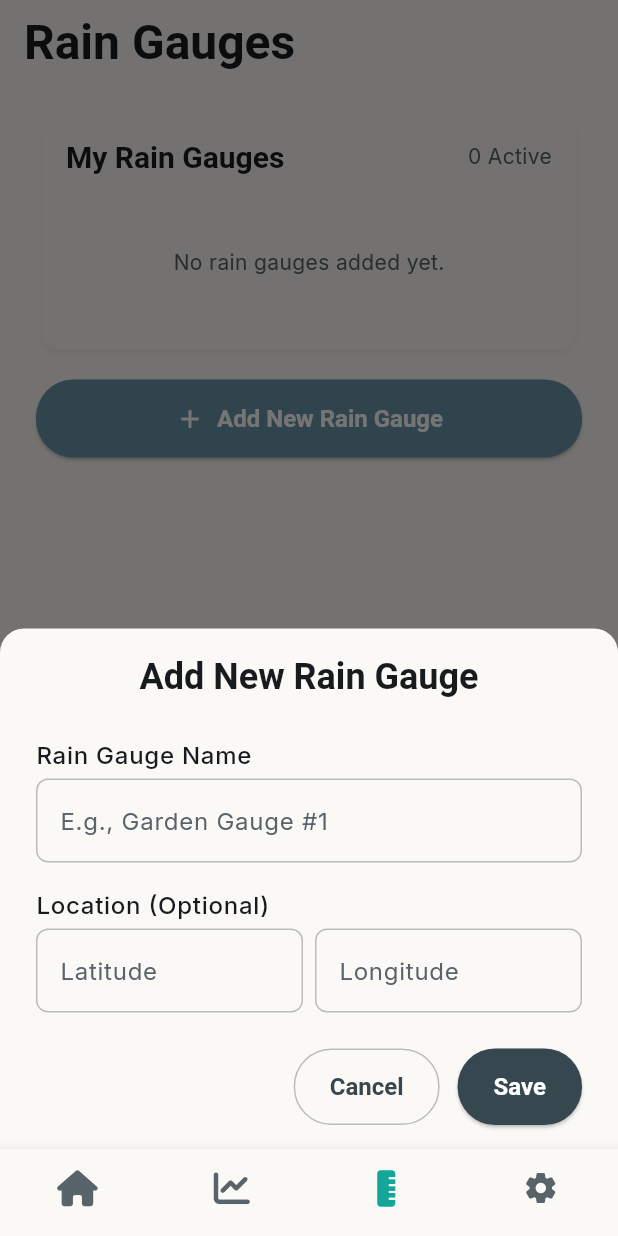
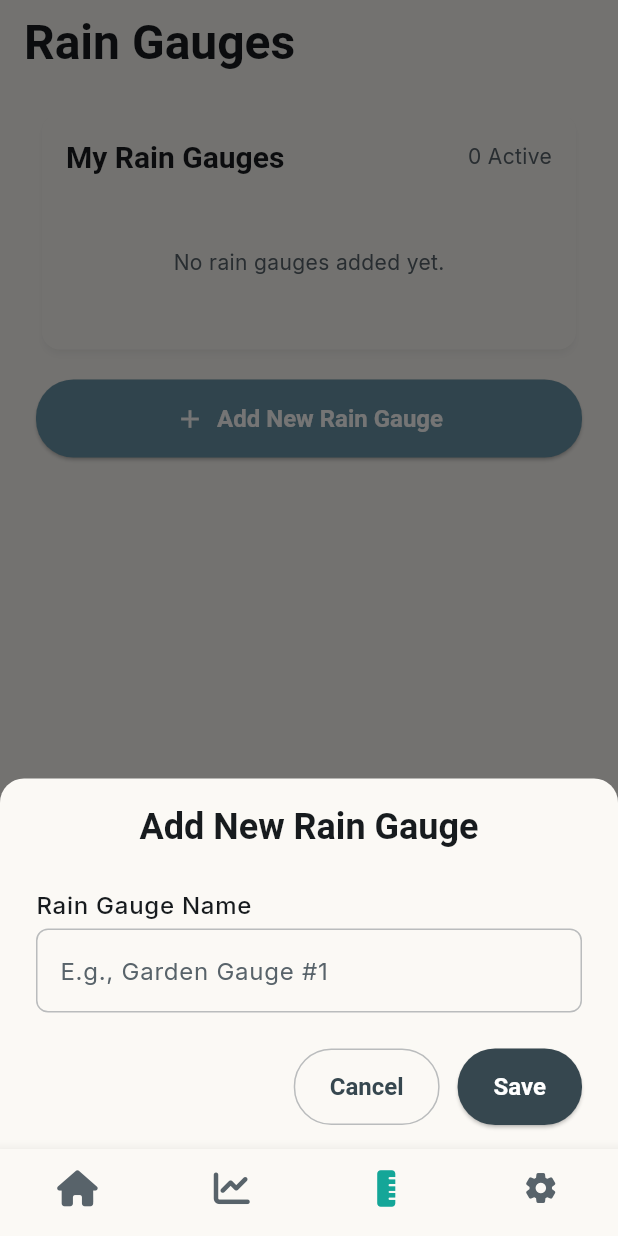
Before and after one commit to the-user-created/RainVu, a Flutter app: the ManageGaugesScreen screen opened by its route, after a tap on "Add New Rain Gauge", on a phone screen of 412 x 824 dp. Run offline on Flutter 3.47's test engine with Material 3 defaults, Android fonts, the phone set to English and light mode, and no system bars; our stand-ins replace csv, dotted_border, drift, file_picker, firebase_core, firebase_crashlytics and 11 more; missing offline and left inert: file_saver, sqlite3; accounts and stored records are empty; generated files the repository leaves out were written again; Roboto replaces fonts that are missing (Readex Pro); statements that could not run were skipped; project files that could hold a hidden picture were left out.

Commit message:
feat: remove latitude and longitude fields from rain gauge model and related components

```diff
--- a/lib/core/data/local/tables/rain_gauges.dart
+++ b/lib/core/data/local/tables/rain_gauges.dart
@@ -6,10 +6,6 @@ class RainGauges extends Table {
 
   TextColumn get name => text()();
 
-  RealColumn get latitude => real().nullable()();
-
-  RealColumn get longitude => real().nullable()();
-
   @override
   Set<Column> get primaryKey => {id};
 }
--- a/lib/core/data/repositories/rain_gauge_repository.dart
+++ b/lib/core/data/repositories/rain_gauge_repository.dart
@@ -13,8 +13,6 @@ abstract class RainGaugeRepository {
 
   Future<void> addGauge({
     required final String name,
-    final double? lat,
-    final double? lng,
   });
 
   Future<void> updateGauge(final domain.RainGauge updatedGauge);
@@ -47,13 +45,9 @@ class DriftRainGaugeRepository implements RainGaugeRepository {
   @override
   Future<void> addGauge({
     required final String name,
-    final double? lat,
-    final double? lng,
   }) {
     final companion = RainGaugesCompanion.insert(
       name: name,
-      latitude: Value(lat),
-      longitude: Value(lng),
     );
     return _dao.insertGauge(companion);
   }
@@ -70,8 +64,6 @@ class DriftRainGaugeRepository implements RainGaugeRepository {
       domain.RainGauge(
         id: driftGauge.id,
         name: driftGauge.name,
-        latitude: driftGauge.latitude,
-        longitude: driftGauge.longitude,
       );
 
   RainGaugesCompanion _mapDomainToCompanion(
@@ -80,7 +72,5 @@ class DriftRainGaugeRepository implements RainGaugeRepository {
       RainGaugesCompanion(
         id: Value(domainGauge.id),
         name: Value(domainGauge.name),
-        latitude: Value(domainGauge.latitude),
-        longitude: Value(domainGauge.longitude),
       );
 }
--- a/lib/core/data/repositories/rainfall_repository.dart
+++ b/lib/core/data/repositories/rainfall_repository.dart
@@ -97,8 +97,6 @@ class DriftRainfallRepository implements RainfallRepository {
         : domain_gauge.RainGauge(
             id: driftEntry.gauge!.id,
             name: driftEntry.gauge!.name,
-            latitude: driftEntry.gauge!.latitude,
-            longitude: driftEntry.gauge!.longitude,
           );
 
     return domain.RainfallEntry(
--- a/lib/features/data_tools/data/data_tools_repository.dart
+++ b/lib/features/data_tools/data/data_tools_repository.dart
@@ -167,8 +167,6 @@ class DriftDataToolsRepository implements DataToolsRepository {
           domain_gauge.RainGauge(
             id: item.gauge!.id,
             name: item.gauge!.name,
-            latitude: item.gauge!.latitude,
-            longitude: item.gauge!.longitude,
           ),
         );
       }
@@ -304,8 +302,6 @@ class DriftDataToolsRepository implements DataToolsRepository {
             RainGaugesCompanion.insert(
               id: Value(gauge.id),
               name: gauge.name,
-              latitude: Value(gauge.latitude),
-              longitude: Value(gauge.longitude),
             ),
           );
         }
--- a/lib/features/manage_gauges/application/gauges_provider.dart
+++ b/lib/features/manage_gauges/application/gauges_provider.dart
@@ -14,12 +14,10 @@ class Gauges extends _$Gauges {
 
   Future<void> addGauge({
     required final String name,
-    final double? lat,
-    final double? lng,
   }) async {
     await ref
         .read(rainGaugeRepositoryProvider)
-        .addGauge(name: name, lat: lat, lng: lng);
+        .addGauge(name: name);
   }
 
   Future<void> updateGauge(final RainGauge updatedGauge) async {
--- a/lib/features/manage_gauges/presentation/widgets/add_gauge_sheet.dart
+++ b/lib/features/manage_gauges/presentation/widgets/add_gauge_sheet.dart
@@ -34,10 +34,10 @@ class AddGaugeSheet extends ConsumerWidget {
             Text(l10n.addGaugeSheetTitle, style: theme.textTheme.headlineSmall),
             const SizedBox(height: 24),
             GaugeForm(
-              onSave: (final name, final lat, final lng) {
+              onSave: (final name) {
                 ref
                     .read(gaugesProvider.notifier)
-                    .addGauge(name: name, lat: lat, lng: lng);
+                    .addGauge(name: name);
                 if (context.mounted) {
                   Navigator.pop(context);
                 }
--- a/lib/features/manage_gauges/presentation/widgets/edit_gauge_sheet.dart
+++ b/lib/features/manage_gauges/presentation/widgets/edit_gauge_sheet.dart
@@ -41,11 +41,9 @@ class EditGaugeSheet extends ConsumerWidget {
             const SizedBox(height: 24),
             GaugeForm(
               gauge: gauge,
-              onSave: (final name, final lat, final lng) {
+              onSave: (final name) {
                 final RainGauge updatedGauge = gauge.copyWith(
                   name: name,
-                  latitude: lat,
-                  longitude: lng,
                 );
                 ref.read(gaugesProvider.notifier).updateGauge(updatedGauge);
                 if (context.mounted) {
--- a/lib/features/manage_gauges/presentation/widgets/gauge_form.dart
+++ b/lib/features/manage_gauges/presentation/widgets/gauge_form.dart
@@ -8,7 +8,7 @@ class GaugeForm extends StatefulWidget {
   const GaugeForm({super.key, this.gauge, this.onSave});
 
   final RainGauge? gauge;
-  final Function(String name, double? lat, double? lng)? onSave;
+  final Function(String name)? onSave;
 
   @override
   State<GaugeForm> createState() => _GaugeFormState();
@@ -17,8 +17,6 @@ class GaugeForm extends StatefulWidget {
 class _GaugeFormState extends State<GaugeForm> {
   final _formKey = GlobalKey<FormState>();
   late final TextEditingController _nameController;
-  late final TextEditingController _latController;
-  late final TextEditingController _lngController;
 
   bool get isEditing => widget.gauge != null;
 
@@ -26,17 +24,11 @@ class _GaugeFormState extends State<GaugeForm> {
   void initState() {
     super.initState();
     _nameController = TextEditingController(text: widget.gauge?.name);
-    _latController =
-        TextEditingController(text: widget.gauge?.latitude?.toString() ?? "");
-    _lngController =
-        TextEditingController(text: widget.gauge?.longitude?.toString() ?? "");
   }
 
   @override
   void dispose() {
     _nameController.dispose();
-    _latController.dispose();
-    _lngController.dispose();
     super.dispose();
   }
 
@@ -44,8 +36,6 @@ class _GaugeFormState extends State<GaugeForm> {
     if (_formKey.currentState?.validate() ?? false) {
       widget.onSave?.call(
         _nameController.text,
-        double.tryParse(_latController.text),
-        double.tryParse(_lngController.text),
       );
     }
   }
@@ -83,47 +73,6 @@ class _GaugeFormState extends State<GaugeForm> {
               return null;
             },
           ),
-          const SizedBox(height: 16),
-
-          // Location Fields
-          Text(
-            l10n.gaugeFormLocationLabel,
-            style: theme.textTheme.bodyLarge?.copyWith(
-              fontWeight: FontWeight.w500,
-            ),
-          ),
-          const SizedBox(height: 4),
-          Row(
-            children: [
-              Expanded(
-                child: TextFormField(
-                  controller: _latController,
-                  decoration: const InputDecoration(hintText: "Latitude"),
-                  keyboardType: const TextInputType.numberWithOptions(
-                    signed: true,
-                    decimal: true,
-                  ),
-                  inputFormatters: [
-                    FilteringTextInputFormatter.allow(RegExp(r"^-?\d+\.?\d*")),
-                  ],
-                ),
-              ),
-              const SizedBox(width: 8),
-              Expanded(
-                child: TextFormField(
-                  controller: _lngController,
-                  decoration: const InputDecoration(hintText: "Longitude"),
-                  keyboardType: const TextInputType.numberWithOptions(
-                    signed: true,
-                    decimal: true,
-                  ),
-                  inputFormatters: [
-                    FilteringTextInputFormatter.allow(RegExp(r"^-?\d+\.?\d*")),
-                  ],
-                ),
-              ),
-            ],
-          ),
           const SizedBox(height: 24),
           Row(
             mainAxisAlignment: MainAxisAlignment.end,
--- a/lib/shared/domain/rain_gauge.dart
+++ b/lib/shared/domain/rain_gauge.dart
@@ -9,8 +9,6 @@ abstract class RainGauge with _$RainGauge {
   const factory RainGauge({
     required final String id,
     required final String name,
-    final double? latitude,
-    final double? longitude,
   }) = _RainGauge;
 
   factory RainGauge.fromJson(final Map<String, dynamic> json) =>
```
Also changed, not shown: lib/features/manage_gauges/presentation/widgets/gauge_list_tile.dart (+1 -17 lines), lib/l10n/app_en.arb (+1 -19 lines), 1 other file.
